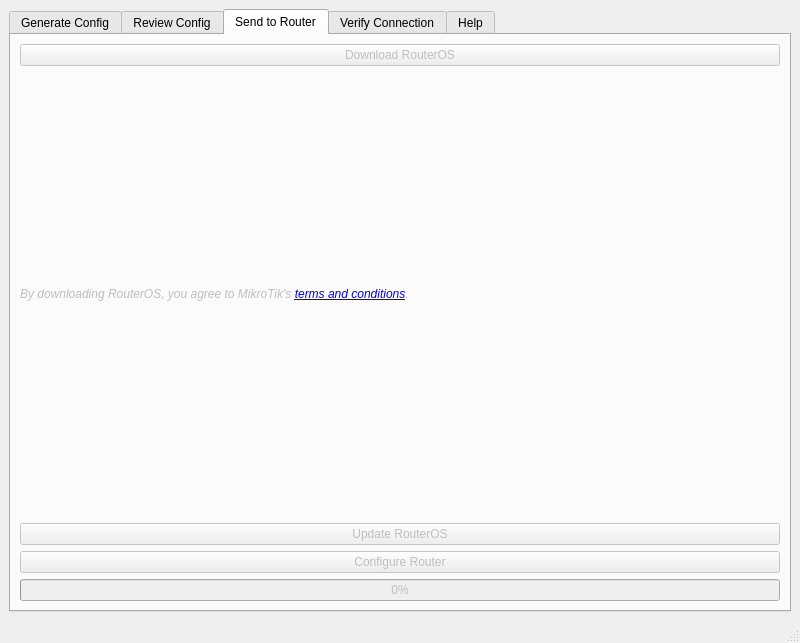
First picture: the form in node_tool/gui/view/config.ui, repository HamWAN/HamWAN-Node-Tool, before the edit.
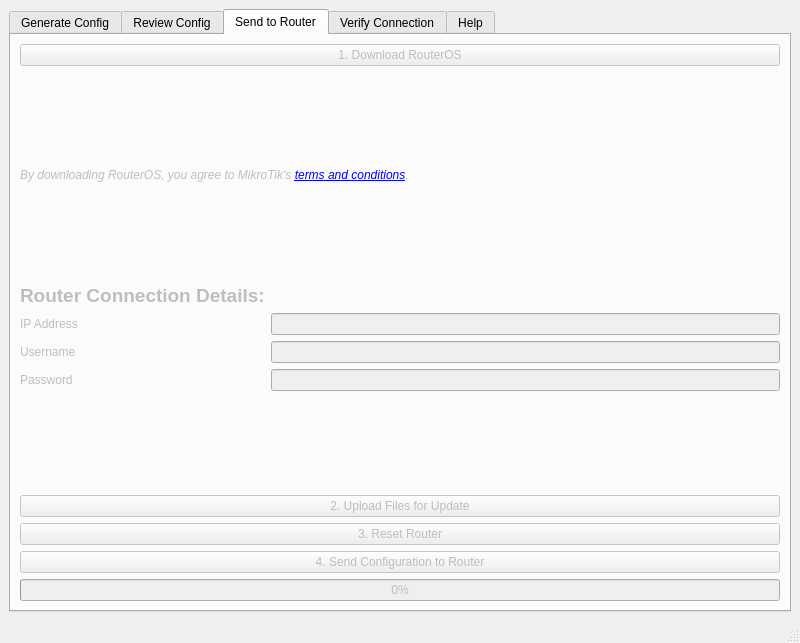
Second picture: the form after the edit.

Commit message: Updated gui to include credentials; uploading firmware folder now works properly; all that is left is the ssh side of things now

Diff of the .ui file:
```diff
--- a/node_tool/gui/view/config.ui
+++ b/node_tool/gui/view/config.ui
@@ -185,18 +185,18 @@
         <item row="1" column="0">
          <widget class="QPushButton" name="download_routeros_push_button">
           <property name="text">
-           <string>Download RouterOS</string>
-          </property>
-         </widget>
-        </item>
-        <item row="3" column="0">
-         <widget class="QPushButton" name="updateRouterOSPushButton">
-          <property name="text">
-           <string>Update RouterOS</string>
+           <string>1. Download RouterOS</string>
           </property>
          </widget>
         </item>
         <item row="5" column="0">
+         <widget class="QPushButton" name="updateRouterOSPushButton">
+          <property name="text">
+           <string>2. Upload Files for Update</string>
+          </property>
+         </widget>
+        </item>
+        <item row="8" column="0">
          <widget class="QProgressBar" name="send_progress_bar">
           <property name="value">
            <number>0</number>
@@ -216,13 +216,65 @@
           </property>
          </widget>
         </item>
-        <item row="4" column="0">
+        <item row="7" column="0">
          <widget class="QPushButton" name="configureRouterPushButton">
           <property name="text">
-           <string>Configure Router</string>
+           <string>4. Send Configuration to Router</string>
           </property>
          </widget>
         </item>
+        <item row="6" column="0">
+         <widget class="QPushButton" name="resetRouterPushButton">
+          <property name="text">
+           <string>3. Reset Router</string>
+          </property>
+         </widget>
+        </item>
+        <item row="4" column="0">
+         <layout class="QFormLayout" name="formLayout">
+          <item row="4" column="0">
+           <widget class="QLabel" name="ip_address_label">
+            <property name="text">
+             <string>IP Address</string>
+            </property>
+           </widget>
+          </item>
+          <item row="5" column="0">
+           <widget class="QLabel" name="user_label">
+            <property name="text">
+             <string>Username</string>
+            </property>
+           </widget>
+          </item>
+          <item row="6" column="0">
+           <widget class="QLabel" name="password_label">
+            <property name="text">
+             <string>Password</string>
+            </property>
+           </widget>
+          </item>
+          <item row="4" column="1">
+           <widget class="QLineEdit" name="ipAddressLineEdit"/>
+          </item>
+          <item row="5" column="1">
+           <widget class="QLineEdit" name="usernameLineEdit"/>
+          </item>
+          <item row="6" column="1">
+           <widget class="QLineEdit" name="passwordLineEdit">
+            <property name="echoMode">
+             <enum>QLineEdit::PasswordEchoOnEdit</enum>
+            </property>
+           </widget>
+          </item>
+          <item row="3" column="0">
+           <widget class="QLabel" name="label_2">
+            <property name="text">
+             <string>&lt;html&gt;&lt;head/&gt;&lt;body&gt;&lt;p&gt;&lt;span style=&quot; font-size:14pt; font-weight:600;&quot;&gt;Router Connection Details:&lt;/span&gt;&lt;/p&gt;&lt;/body&gt;&lt;/html&gt;</string>
+            </property>
+           </widget>
+          </item>
+         </layout>
+        </item>
        </layout>
       </widget>
       <widget class="QWidget" name="verifyConnectionTab">
```
The commit also changes 2 other files.
